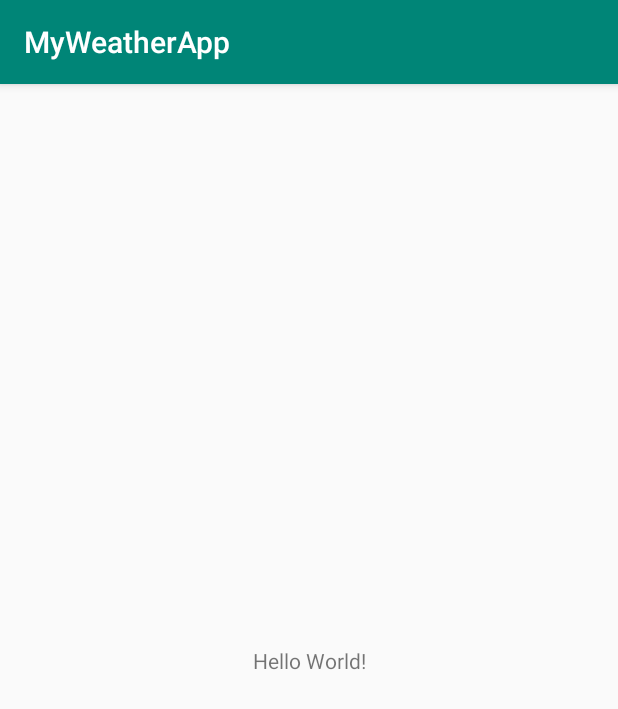
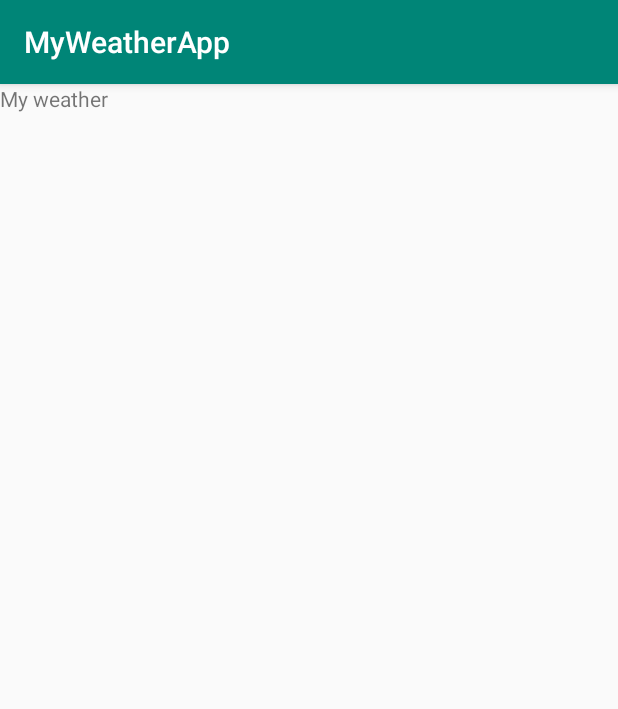
Before and after one commit to DiptimanMukherjee/MyWeatherApp1, an Android app: the screen it shows after launch (MainActivity), on a phone screen of 412 x 824 dp. Shown: the top 709 px of the screen. Run offline under Robolectric (Android 15) with nearby library versions, the phone set to English and light mode, and no system bars.

Commit message:
Changed text message

```diff
--- a/app/src/main/res/layout/activity_main.xml
+++ b/app/src/main/res/layout/activity_main.xml
@@ -1,5 +1,5 @@
 <?xml version="1.0" encoding="utf-8"?>
-<androidx.constraintlayout.widget.ConstraintLayout xmlns:android="http://schemas.android.com/apk/res/android"
+<RelativeLayout xmlns:android="http://schemas.android.com/apk/res/android"
     xmlns:app="http://schemas.android.com/apk/res-auto"
     xmlns:tools="http://schemas.android.com/tools"
     android:layout_width="match_parent"
@@ -9,10 +9,7 @@
     <TextView
         android:layout_width="wrap_content"
         android:layout_height="wrap_content"
-        android:text="Hello World!"
-        app:layout_constraintBottom_toBottomOf="parent"
-        app:layout_constraintLeft_toLeftOf="parent"
-        app:layout_constraintRight_toRightOf="parent"
-        app:layout_constraintTop_toTopOf="parent" />
+        android:text="My weather"
+        />
 
-</androidx.constraintlayout.widget.ConstraintLayout>
+</RelativeLayout>
```
